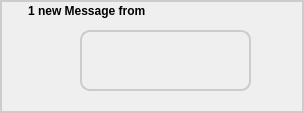
The window that retroshare-gui/src/gui/toaster/MessageToaster.ui (RetroShare/RetroShare) describes before a commit, drawn with Qt 5.
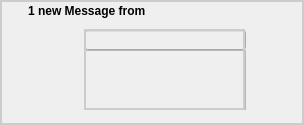
The same window after the commit. Icons and pictures are not drawn.

Commit message: - UI changes to Message Toaster to display Subject and Content for the messages

What changed in the file:
```diff
--- a/retroshare-gui/src/gui/toaster/MessageToaster.ui
+++ b/retroshare-gui/src/gui/toaster/MessageToaster.ui
@@ -7,7 +7,7 @@
     <x>0</x>
     <y>0</y>
     <width>304</width>
-    <height>113</height>
+    <height>125</height>
    </rect>
   </property>
   <property name="minimumSize">
@@ -79,95 +79,73 @@
        <bool>true</bool>
       </property>
      </widget>
+     <widget class="QLineEdit" name="subjectline">
+      <property name="enabled">
+       <bool>false</bool>
+      </property>
+      <property name="geometry">
+       <rect>
+        <x>85</x>
+        <y>30</y>
+        <width>161</width>
+        <height>20</height>
+       </rect>
+      </property>
+      <property name="autoFillBackground">
+       <bool>false</bool>
+      </property>
+     </widget>
+     <widget class="QTextBrowser" name="contentBrowser">
+      <property name="enabled">
+       <bool>false</bool>
+      </property>
+      <property name="geometry">
+       <rect>
+        <x>85</x>
+        <y>50</y>
+        <width>161</width>
+        <height>60</height>
+       </rect>
+      </property>
+      <property name="autoFillBackground">
+       <bool>false</bool>
+      </property>
+      <property name="verticalScrollBarPolicy">
+       <enum>Qt::ScrollBarAlwaysOff</enum>
+      </property>
+      <property name="horizontalScrollBarPolicy">
+       <enum>Qt::ScrollBarAlwaysOff</enum>
+      </property>
+     </widget>
+     <widget class="QFrame" name="frame_2">
+      <property name="geometry">
+       <rect>
+        <x>84</x>
+        <y>29</y>
+        <width>161</width>
+        <height>81</height>
+       </rect>
+      </property>
+      <property name="autoFillBackground">
+       <bool>false</bool>
+      </property>
+      <property name="styleSheet">
+       <string notr="true">border: 2.3px solid #CCCCCC;
+</string>
+      </property>
+      <property name="frameShape">
+       <enum>QFrame::StyledPanel</enum>
+      </property>
+      <property name="frameShadow">
+       <enum>QFrame::Raised</enum>
+      </property>
+      <property name="lineWidth">
+       <number>5</number>
+      </property>
+     </widget>
     </widget>
    </item>
   </layout>
-  <widget class="QLabel" name="messagelabel">
-   <property name="geometry">
-    <rect>
-     <x>80</x>
-     <y>30</y>
-     <width>171</width>
-     <height>61</height>
-    </rect>
-   </property>
-   <property name="palette">
-    <palette>
-     <active>
-      <colorrole role="WindowText">
-       <brush brushstyle="SolidPattern">
-        <color alpha="255">
-         <red>0</red>
-         <green>0</green>
-         <blue>127</blue>
-        </color>
-       </brush>
-      </colorrole>
-      <colorrole role="Window">
-       <brush brushstyle="SolidPattern">
-        <color alpha="255">
-         <red>255</red>
-         <green>247</green>
-         <blue>221</blue>
-        </color>
-       </brush>
-      </colorrole>
-     </active>
-     <inactive>
-      <colorrole role="WindowText">
-       <brush brushstyle="SolidPattern">
-        <color alpha="255">
-         <red>0</red>
-         <green>0</green>
-         <blue>127</blue>
-        </color>
-       </brush>
-      </colorrole>
-      <colorrole role="Window">
-       <brush brushstyle="SolidPattern">
-        <color alpha="255">
-         <red>255</red>
-         <green>247</green>
-         <blue>221</blue>
-        </color>
-       </brush>
-      </colorrole>
-     </inactive>
-     <disabled>
-      <colorrole role="WindowText">
-       <brush brushstyle="SolidPattern">
-        <color alpha="255">
-         <red>117</red>
-         <green>116</green>
-         <blue>118</blue>
-        </color>
-       </brush>
-      </colorrole>
-      <colorrole role="Window">
-       <brush brushstyle="SolidPattern">
-        <color alpha="255">
-         <red>255</red>
-         <green>247</green>
-         <blue>221</blue>
-        </color>
-       </brush>
-      </colorrole>
-     </disabled>
-    </palette>
-   </property>
-   <property name="styleSheet">
-    <string notr="true">QLabel#messagelabel{ 
-
-border: 2px solid #CCCCCC;
-border-radius: 10px }</string>
-   </property>
-   <property name="text">
-    <string/>
-   </property>
-   <property name="wordWrap">
-    <bool>true</bool>
-   </property>
-  </widget>
   <widget class="QToolButton" name="openmessagebtn">
    <property name="geometry">
     <rect>
```
Left out of the diff: 2 changed lines with no effect on the pictures.
